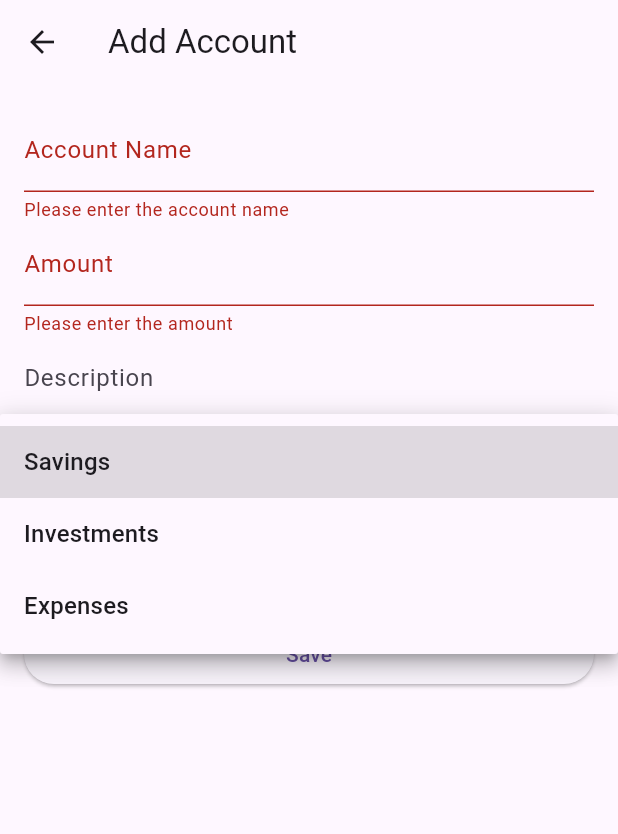
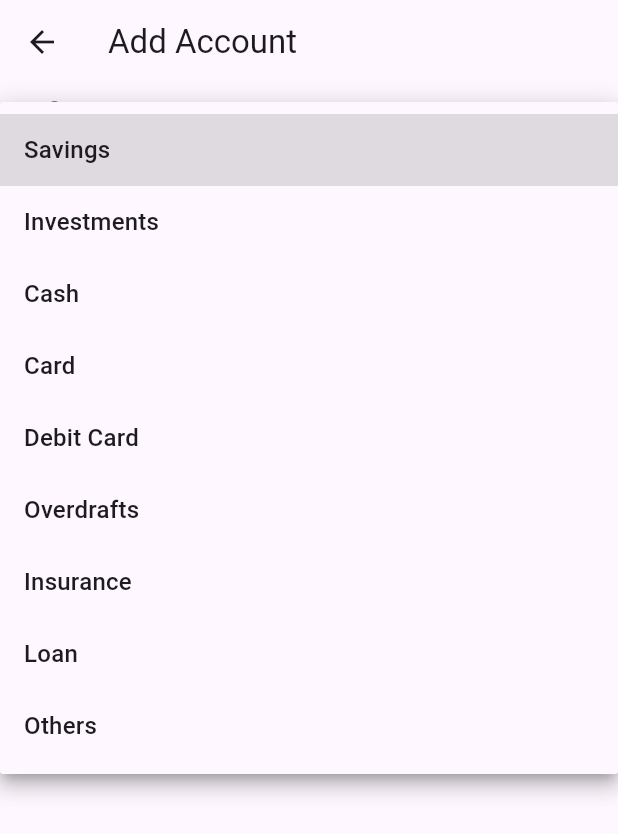
Before and after one commit to hayabr/Graduatioflutter3, a Flutter app: the AddAccount screen opened directly, after a tap on "Save", after a tap on "Savings", on a phone screen of 412 x 824 dp. Shown: the top 834 px of the screen. Run offline on Flutter 3.47's test engine with Material 3 defaults, Android fonts, the phone set to English and light mode, and no system bars; our stand-ins replace awesome_dialog, get.

Commit message:
Add files via upload

```diff
--- a/lib/app/Accounts/accounts.dart
+++ b/lib/app/Accounts/accounts.dart
@@ -1,14 +1,15 @@
 import 'package:flutter/material.dart';
-import 'package:managermoney/components/BottomNavBar.dart';
-import 'package:managermoney/components/Widgets%20Accounts/accountSummary.dart';
-import 'package:managermoney/components/Widgets%20Accounts/account_list.dart';
-import 'package:managermoney/components/crud.dart';
+import 'package:managermoney/app/Accounts/addAccounts.dart';
 import 'package:managermoney/connstants/linkApi.dart';
 import 'package:managermoney/controller/user_controller.dart';
 import 'package:get/get.dart';
- // استيراد الودجت الجديدة
+import 'package:managermoney/widgets/BottomNavBar.dart';
+import 'package:managermoney/widgets/Widgets%20Accounts/accountSummary.dart';
+import 'package:managermoney/widgets/Widgets%20Accounts/account_list.dart';
 
 class Accounts extends StatefulWidget {
+  const Accounts({super.key});
+
   @override
   _AccountsState createState() => _AccountsState();
 }
@@ -16,6 +17,7 @@ class Accounts extends StatefulWidget {
 class _AccountsState extends State<Accounts> {
   int _selectedIndex = 2;
 
+  // تغيير الاختيار في شريط التنقل السفلي
   void _onItemTapped(int index) {
     setState(() {
       _selectedIndex = index;
@@ -27,7 +29,7 @@ class _AccountsState extends State<Accounts> {
     return Scaffold(
       backgroundColor: Colors.white,
       appBar: AppBar(
-         backgroundColor: Colors.white,
+        backgroundColor: Colors.white,
         leading: SizedBox.shrink(),
         flexibleSpace: Align(
           alignment: Alignment.centerLeft,
@@ -46,7 +48,19 @@ class _AccountsState extends State<Accounts> {
                     data: IconThemeData(color: Colors.black.withOpacity(0.7)),
                     child: PopupMenuButton<String>(
                       onSelected: (value) {
-                        print("تم اختيار: $value");
+                        if (value == "Add") {
+                          // الانتقال إلى صفحة إضافة حساب
+                          Navigator.push(
+                            context,
+                            MaterialPageRoute(
+                              builder: (context) => AddAccount(),
+                            ),
+                          );
+                        } else if (value == "Delete") {
+                          print("Delete selected");
+                        } else if (value == "Modify Account") {
+                          print("Modify Account selected");
+                        }
                       },
                       itemBuilder: (BuildContext context) => [
                         PopupMenuItem(value: "Add", child: Text("Add", style: TextStyle(fontSize: 18))),
@@ -71,13 +85,13 @@ class _AccountsState extends State<Accounts> {
             child: Row(
               mainAxisAlignment: MainAxisAlignment.spaceBetween,
               children: [
-                AccountSummary()
+                AccountSummary()  // استدعاء حسابات المستخدم
               ],
             ),
           ),
           Divider(),
           Expanded(
-            child: AccountsList(), // استدعاء الودجت الجديدة هنا
+            child: AccountsList(), // عرض قائمة الحسابات
           ),
         ],
       ),
@@ -88,6 +102,7 @@ class _AccountsState extends State<Accounts> {
     );
   }
 
+  // دالة لإظهار تفاصيل الحسابات (مثال)
   Widget _buildSummaryItem(String title, String value, Color color) {
     return Column(
       children: [
--- a/lib/app/Accounts/addAccounts.dart
+++ b/lib/app/Accounts/addAccounts.dart
@@ -18,8 +18,7 @@ class _AddAccountState extends State<AddAccount> {
   final TextEditingController _nameController = TextEditingController();
   final TextEditingController _amountController = TextEditingController();
   final TextEditingController _descriptionController = TextEditingController();
-  String _selectedGroup = 'Savings';
-  String _selectedClassification = 'Assets';
+  String _selectedGroup = 'Savings'; // Default group value
 
   Future<void> _addAccount() async {
     if (_formKey.currentState!.validate()) {
@@ -31,14 +30,13 @@ class _AddAccountState extends State<AddAccount> {
           "name": _nameController.text,
           "amount": _amountController.text,
           "description": _descriptionController.text,
-          "classification": _selectedClassification,
         });
 
         print("Raw Response: $response");
 
         if (response != null && response['status'] == "success") {
           Get.snackbar("Success", "Account added successfully");
-          Get.offAll(Accounts()); // الانتقال إلى صفحة AccountsList بعد الإضافة
+          Get.offAll(Accounts()); // Navigate to Accounts page after adding
         } else {
           Get.snackbar("Error", "Failed to add account");
         }
@@ -55,42 +53,33 @@ class _AddAccountState extends State<AddAccount> {
       appBar: AppBar(
         title: Text("Add Account"),
       ),
-      body: Padding(
+      body: Directionality(
+        textDirection: TextDirection.ltr, // Set text direction to LTR
+        child: Padding(
           padding: const EdgeInsets.all(16.0),
           child: Form(
             key: _formKey,
-          child: ListView(
+            child: Column(
+              crossAxisAlignment: CrossAxisAlignment.start,
               children: [
-              TextFormField(
-                controller: _nameController,
-                decoration: InputDecoration(labelText: 'Account Name'),
-                validator: (value) {
-                  if (value == null || value.isEmpty) {
-                    return 'Please enter the account name';
-                  }
-                  return null;
-                },
-              ),
-              TextFormField(
-                controller: _amountController,
-                decoration: InputDecoration(labelText: 'Amount'),
-                keyboardType: TextInputType.number,
-                validator: (value) {
-                  if (value == null || value.isEmpty) {
-                    return 'Please enter the amount';
-                  }
-                  return null;
-                },
-              ),
-              TextFormField(
-                controller: _descriptionController,
-                decoration: InputDecoration(labelText: 'Description'),
-              ),
                 DropdownButtonFormField<String>(
                   value: _selectedGroup,
-                decoration: InputDecoration(labelText: 'Group'),
-                items: <String>['Savings', 'Investments', 'Expenses']
-                    .map<DropdownMenuItem<String>>((String value) {
+                  decoration: InputDecoration(
+                    labelText: 'Group',
+                    labelStyle: TextStyle(color: Colors.red, fontSize: 16, fontWeight: FontWeight.bold),
+                    border: OutlineInputBorder(borderRadius: BorderRadius.circular(10)),
+                  ),
+                  items: <String>[
+                    'Savings',
+                    'Investments',
+                    'Cash',
+                    'Card',
+                    'Debit Card',
+                    'Overdrafts',
+                    'Insurance',
+                    'Loan',
+                    'Others',
+                  ].map<DropdownMenuItem<String>>((String value) {
                     return DropdownMenuItem<String>(
                       value: value,
                       child: Text(value),
@@ -102,28 +91,59 @@ class _AddAccountState extends State<AddAccount> {
                     });
                   },
                 ),
-              DropdownButtonFormField<String>(
-                value: _selectedClassification,
-                decoration: InputDecoration(labelText: 'Classification'),
-                items: <String>['Assets', 'Liabilities']
-                    .map<DropdownMenuItem<String>>((String value) {
-                  return DropdownMenuItem<String>(
-                    value: value,
-                    child: Text(value),
-                  );
-                }).toList(),
-                onChanged: (String? newValue) {
-                  setState(() {
-                    _selectedClassification = newValue!;
-                  });
+                SizedBox(height: 10),
+                TextFormField(
+                  controller: _nameController,
+                  decoration: InputDecoration(
+                    labelText: 'Account Name',
+                    border: OutlineInputBorder(borderRadius: BorderRadius.circular(10)),
+                  ),
+                  validator: (value) {
+                    if (value == null || value.isEmpty) {
+                      return 'Please enter the account name';
+                    }
+                    return null;
                   },
                 ),
+                SizedBox(height: 10),
+                TextFormField(
+                  controller: _amountController,
+                  decoration: InputDecoration(
+                    labelText: 'Amount',
+                    border: OutlineInputBorder(borderRadius: BorderRadius.circular(10)),
+                  ),
+                  keyboardType: TextInputType.number,
+                  validator: (value) {
+                    if (value == null || value.isEmpty) {
+                      return 'Please enter the amount';
+                    }
+                    return null;
+                  },
+                ),
+                SizedBox(height: 10),
+                TextFormField(
+                  controller: _descriptionController,
+                  decoration: InputDecoration(
+                    labelText: 'Description',
+                    border: OutlineInputBorder(borderRadius: BorderRadius.circular(10)),
+                  ),
+                  maxLines: 4, // Make the description field larger
+                ),
                 SizedBox(height: 20),
-              ElevatedButton(
+                SizedBox(
+                  width: double.infinity,
+                  child: ElevatedButton(
                     onPressed: _addAccount,
-                child: Text("Save"),
+                    style: ElevatedButton.styleFrom(
+                      backgroundColor: Colors.red, // Change button color to red
+                      shape: RoundedRectangleBorder(borderRadius: BorderRadius.circular(10)),
+                      padding: EdgeInsets.symmetric(vertical: 14),
+                    ),
+                    child: Text("Save", style: TextStyle(fontSize: 18, color: Colors.white)),
+                  ),
                 ),
               ],
+            ),
           ),
         ),
       ),
```
Lines whose indentation alone changed are shown as unchanged.
